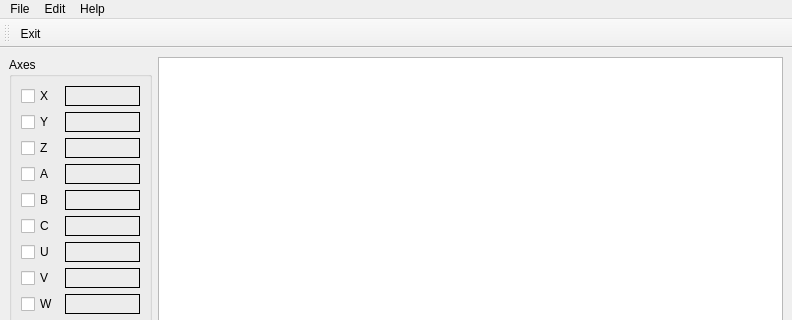
Before: the Qt Designer form pyqt4/position_logger.ui in jethornton/position-logger, drawn with Qt 5; both pictures show x 0 to 792 and y 0 to 320 of the 792 by 639 pixel window.
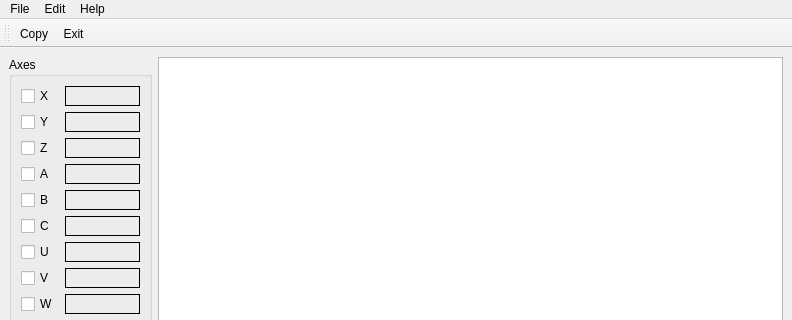
After: the same form once the commit is applied.

Commit message: get g2/3 to work thanks to fragalot

```diff
--- a/pyqt4/position_logger.ui
+++ b/pyqt4/position_logger.ui
@@ -516,6 +516,7 @@
    <attribute name="toolBarBreak">
     <bool>false</bool>
    </attribute>
+   <addaction name="actionCopy"/>
    <addaction name="actionExit"/>
   </widget>
   <action name="actionNew">
```
Left out of the diff: 5 changed lines with no effect on the pictures. The commit also changes 1 other file.
